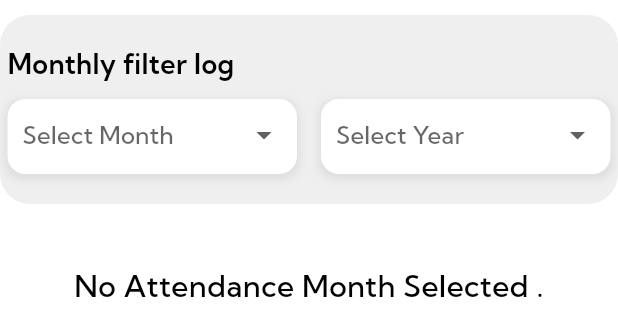
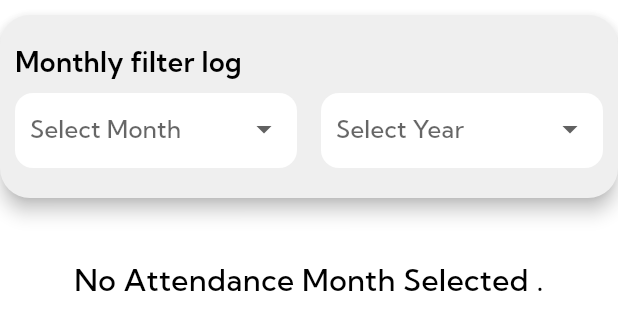
Before and after one commit to HaroonQuaidTech/attendance_app, a Flutter app: the PreviousMonthlyAttendance widget shown alone on an empty page, opened directly with empty values, on a phone screen of 412 x 824 dp. Shown: the top 336 px of the screen. Run offline on Flutter 3.47's test engine with Material 3 defaults, Android fonts, the phone set to English and light mode, and no system bars; our stand-ins replace cloud_firestore, firebase_auth, firebase_core, firebase_storage, fl_chart, fluttertoast and 5 more; missing offline and left inert: draggable_fab; accounts and stored records are empty.

Commit message:
monthly attendance updated

```diff
--- a/lib/components/PreviousMonthStatusBuilder.dart
+++ b/lib/components/PreviousMonthStatusBuilder.dart
@@ -450,8 +450,7 @@ class _PreviousMonthlyAttendanceState extends State<PreviousMonthlyAttendance> {
       child: const SizedBox(
         width: double.infinity,
         child: Column(
-          mainAxisAlignment:
-              MainAxisAlignment.center, // Center the content vertically
+          mainAxisAlignment: MainAxisAlignment.center,
           children: [
             SizedBox(height: 30),
             Icon(
@@ -523,16 +522,20 @@ class _PreviousMonthlyAttendanceState extends State<PreviousMonthlyAttendance> {
             Material(
               borderRadius: BorderRadius.circular(20),
               color: Theme.of(context).colorScheme.tertiary,
+              elevation: 5,
               child: Padding(
-                padding:
-                    const EdgeInsets.symmetric(horizontal: 5.0, vertical: 20.0),
+                padding: const EdgeInsets.symmetric(
+                    horizontal: 10.0, vertical: 20.0),
                 child: Column(
                   crossAxisAlignment: CrossAxisAlignment.start,
                   children: [
                     const Text(
-                      'Monthly filter log ',
-                      style:
-                          TextStyle(fontWeight: FontWeight.w600, fontSize: 18),
+                      'Monthly filter log',
+                      style: TextStyle(
+                        fontWeight: FontWeight.w600,
+                        fontSize: 18,
+                        height: 0,
+                      ),
                     ),
                     const SizedBox(height: 10),
                     Row(
@@ -545,14 +548,6 @@ class _PreviousMonthlyAttendanceState extends State<PreviousMonthlyAttendance> {
                             decoration: BoxDecoration(
                               color: Colors.white,
                               borderRadius: BorderRadius.circular(12),
-                              boxShadow: [
-                                BoxShadow(
-                                  color: Colors.grey.withOpacity(0.2),
-                                  spreadRadius: 2,
-                                  blurRadius: 4,
-                                  offset: const Offset(0, 2),
-                                ),
-                              ],
                             ),
                             child: DropdownButton<String>(
                               value: selectedMonth,
@@ -582,14 +577,6 @@ class _PreviousMonthlyAttendanceState extends State<PreviousMonthlyAttendance> {
                             decoration: BoxDecoration(
                               color: Colors.white,
                               borderRadius: BorderRadius.circular(12),
-                              boxShadow: [
-                                BoxShadow(
-                                  color: Colors.grey.withOpacity(0.2),
-                                  spreadRadius: 2,
-                                  blurRadius: 4,
-                                  offset: const Offset(0, 2),
-                                ),
-                              ],
                             ),
                             child: DropdownButton<String>(
                               value: selectedYear,
@@ -653,7 +640,6 @@ class _PreviousMonthlyAttendanceState extends State<PreviousMonthlyAttendance> {
                     .every((entry) => entry['status'] == 'Absent');
 
                 if (allAbsent) {
-                  // If all entries are absent, show an empty container with a message
                   return Center(
                     child: _buildNoDataAvailableContainer(),
                   );
@@ -692,7 +678,10 @@ class _PreviousMonthlyAttendanceState extends State<PreviousMonthlyAttendance> {
                           const Text(
                             'Monthly Times Log',
                             style: TextStyle(
-                                fontWeight: FontWeight.w600, fontSize: 18),
+                              fontWeight: FontWeight.w600,
+                              fontSize: 18,
+                              height: 0,
+                            ),
                           ),
                           const SizedBox(height: 20),
                           Row(
@@ -718,13 +707,17 @@ class _PreviousMonthlyAttendanceState extends State<PreviousMonthlyAttendance> {
                                         'Time in Minutes',
                                         style: TextStyle(
                                           fontWeight: FontWeight.w500,
-                                            fontSize: 14),
+                                          fontSize: 14,
+                                          height: 0,
+                                        ),
                                       ),
                                       Text(
                                         '$totalMinutesFromHours Minutes',
                                         style: const TextStyle(
                                           fontWeight: FontWeight.w600,
-                                            fontSize: 20),
+                                          fontSize: 20,
+                                          height: 0,
+                                        ),
                                       ),
                                       LinearProgressIndicator(
                                         value: totalMinutes / maxMinutes,
@@ -737,7 +730,9 @@ class _PreviousMonthlyAttendanceState extends State<PreviousMonthlyAttendance> {
                                         _getMonthDateRange(),
                                         style: const TextStyle(
                                           fontWeight: FontWeight.w600,
-                                            fontSize: 15),
+                                          fontSize: 15,
+                                          height: 0,
+                                        ),
                                       ),
                                     ],
                                   ),
@@ -763,13 +758,17 @@ class _PreviousMonthlyAttendanceState extends State<PreviousMonthlyAttendance> {
                                         'Time in Hours',
                                         style: TextStyle(
                                           fontWeight: FontWeight.w500,
-                                            fontSize: 14),
+                                          fontSize: 14,
+                                          height: 0,
+                                        ),
                                       ),
                                       Text(
                                         '$totalHours Hours',
                                         style: const TextStyle(
                                           fontWeight: FontWeight.w600,
-                                            fontSize: 20),
+                                          fontSize: 20,
+                                          height: 0,
+                                        ),
                                       ),
                                       LinearProgressIndicator(
                                         value: progressValueInHours,
@@ -782,7 +781,9 @@ class _PreviousMonthlyAttendanceState extends State<PreviousMonthlyAttendance> {
                                         _getMonthDateRange(),
                                         style: const TextStyle(
                                           fontWeight: FontWeight.w600,
-                                            fontSize: 15),
+                                          fontSize: 15,
+                                          height: 0,
+                                        ),
                                       ),
                                     ],
                                   ),
@@ -807,7 +808,10 @@ class _PreviousMonthlyAttendanceState extends State<PreviousMonthlyAttendance> {
                           Text(
                             'Month Date Range: ${_getMonthDateRange()}',
                             style: const TextStyle(
-                                fontWeight: FontWeight.w600, fontSize: 18),
+                              fontWeight: FontWeight.w600,
+                              fontSize: 18,
+                              height: 0,
+                            ),
                           ),
                           const SizedBox(height: 10),
                           _buildAttendance(
```
Lines whose indentation alone changed are shown as unchanged.
